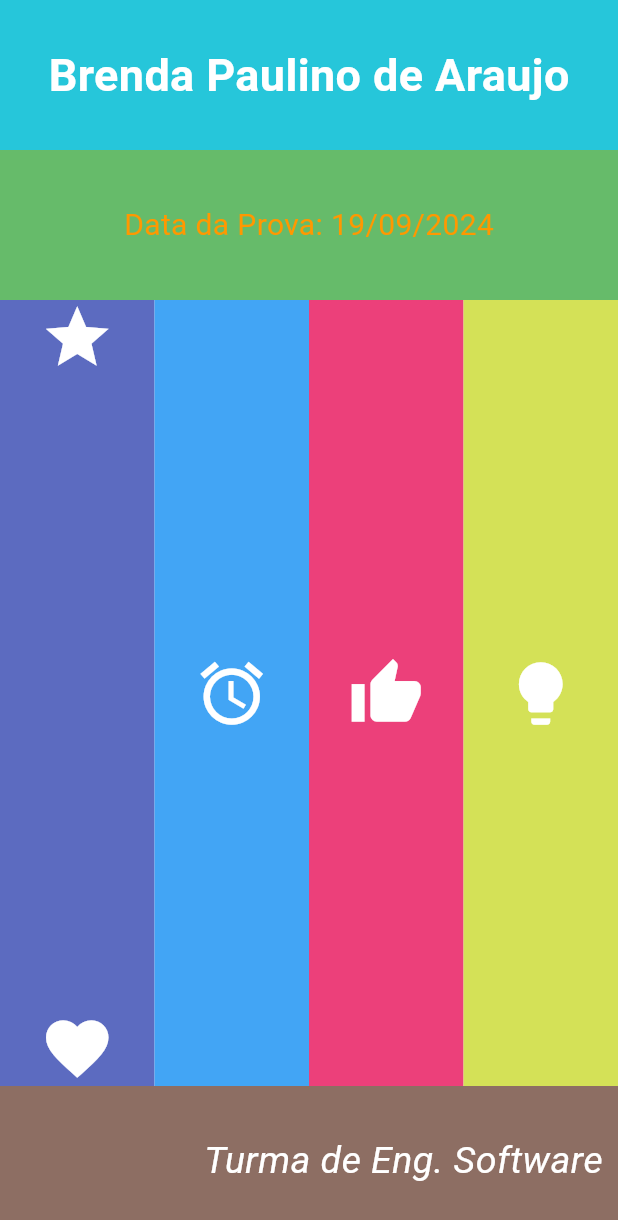
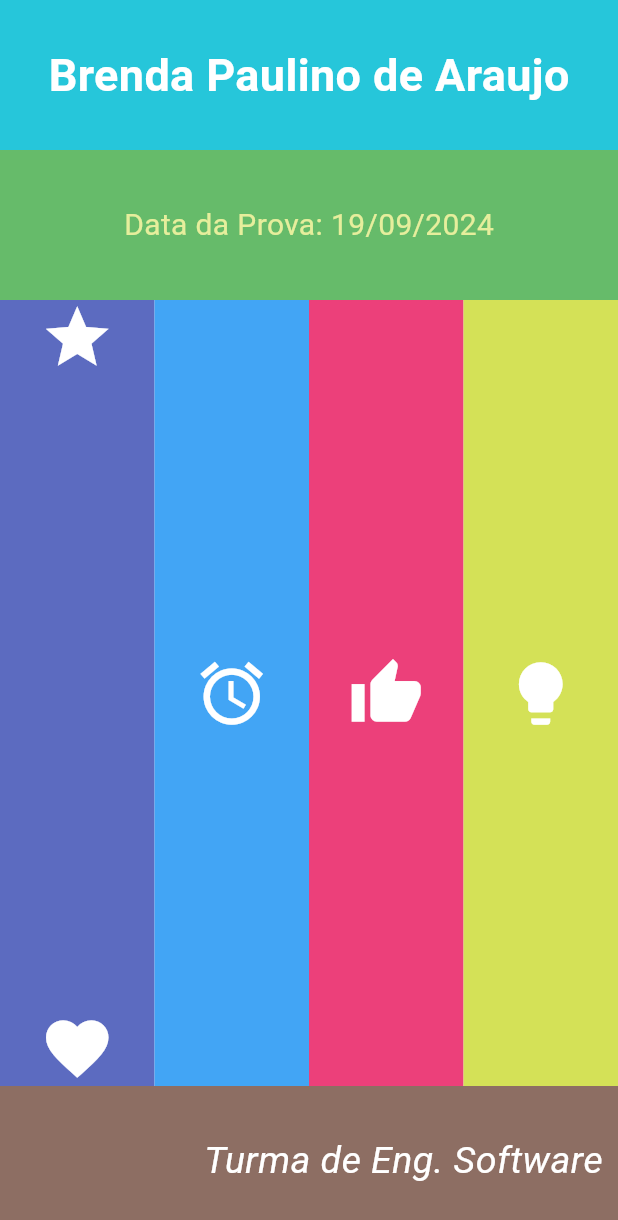
Before and after one commit to faustocintra/dsm2-unifacef-2024-2, a Flutter app: the screen it shows after launch, on a phone screen of 412 x 824 dp. Shown: the top 1220 px of the screen. Run offline on Flutter 3.47's test engine with Material 3 defaults, Android fonts, the phone set to English and light mode, and no system bars.

Commit message:
Push da prova 1 - 19-09-2024

```diff
--- a/layout2/lib/main.dart
+++ b/layout2/lib/main.dart
@@ -60,7 +60,7 @@ class Layout extends StatelessWidget {
                   child: Text(
                     'Data da Prova: 19/09/2024', //data da prova
                     style: TextStyle(
-                      color: Colors.orange,
+                      color: Colors.lime[200], //cor alterada para verde limao na tonalidade 200, conforme as instruções
                       fontSize: 20,
                     ),
                   ),
```
Also changed, not shown: layout2/PRINT PROVA 1/prova1-fausto.png (added), 1 other file.
